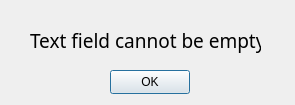
Old version of the form errorempty.ui in the repository Azuyah/Map-Tool.
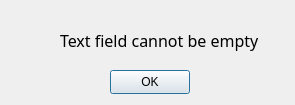
New version of the form.

Commit message: Updated UI for Windows OS

Diff of the .ui file:
```diff
--- a/errorempty.ui
+++ b/errorempty.ui
@@ -22,7 +22,7 @@
   <widget class="QLabel" name="label">
    <property name="geometry">
     <rect>
-     <x>30</x>
+     <x>60</x>
      <y>20</y>
      <width>231</width>
      <height>41</height>
@@ -31,7 +31,7 @@
    <property name="font">
     <font>
      <family>Segoe UI Variable Small Semilig</family>
-     <pointsize>14</pointsize>
+     <pointsize>12</pointsize>
     </font>
    </property>
    <property name="text">
```
The commit also changes 4 other files.
